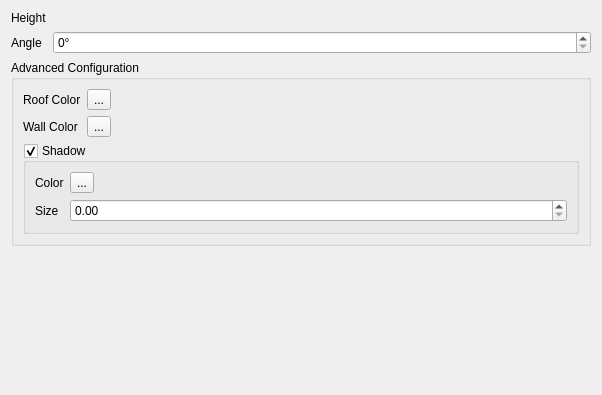
Above: src/ui/symbollayer/qgs25drendererwidgetbase.ui from qgis/QGIS before the change. Below: the same form after it.
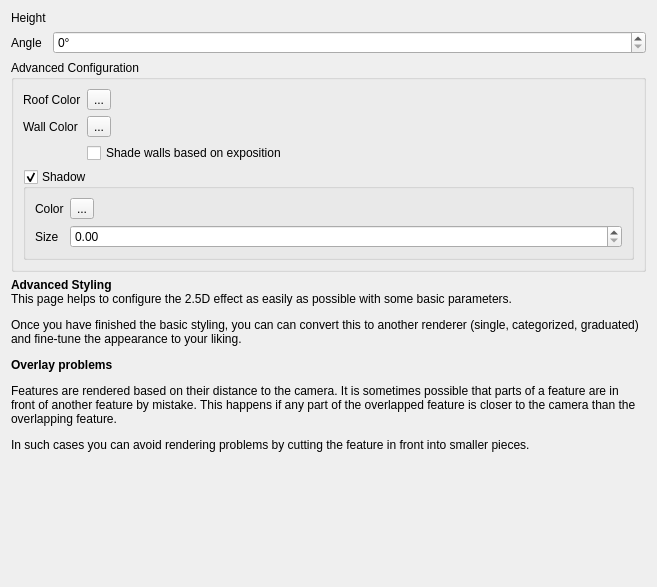
That is the form after the change. Custom widgets are drawn as their Qt base class.

Patch:
```diff
--- a/src/ui/symbollayer/qgs25drendererwidgetbase.ui
+++ b/src/ui/symbollayer/qgs25drendererwidgetbase.ui
@@ -6,8 +6,8 @@
    <rect>
     <x>0</x>
     <y>0</y>
-    <width>602</width>
-    <height>395</height>
+    <width>657</width>
+    <height>587</height>
    </rect>
   </property>
   <property name="windowTitle">
@@ -62,7 +62,7 @@
         </property>
        </widget>
       </item>
-      <item row="3" column="0" colspan="2">
+      <item row="4" column="0" colspan="2">
        <widget class="QGroupBox" name="mShadowEnabledWidget">
         <property name="title">
          <string>Shadow</string>
@@ -98,6 +98,13 @@
         </layout>
        </widget>
       </item>
+      <item row="3" column="1">
+       <widget class="QCheckBox" name="mWallExpositionShading">
+        <property name="text">
+         <string>Shade walls based on exposition</string>
+        </property>
+       </widget>
+      </item>
      </layout>
     </widget>
    </item>
@@ -114,6 +121,16 @@
      </property>
     </widget>
    </item>
+   <item row="3" column="0" colspan="2">
+    <widget class="QLabel" name="label_7">
+     <property name="text">
+      <string>&lt;html&gt;&lt;head/&gt;&lt;body&gt;&lt;p&gt;&lt;span style=&quot; font-weight:600;&quot;&gt;Advanced Styling&lt;/span&gt;&lt;br/&gt;This page helps to configure the 2.5D effect as easily as possible with some basic parameters.&lt;/p&gt;&lt;p&gt;Once you have finished the basic styling, you can can convert this to another renderer (single, categorized, graduated) and fine-tune the appearance to your liking.&lt;/p&gt;&lt;p&gt;&lt;span style=&quot; font-weight:600;&quot;&gt;Overlay problems&lt;/span&gt;&lt;/p&gt;&lt;p&gt;Features are rendered based on their distance to the camera. It is sometimes possible that parts of a feature are in front of another feature by mistake. This happens if any part of the overlapped feature is closer to the camera than the overlapping feature.&lt;/p&gt;&lt;p&gt;In such cases you can avoid rendering problems by cutting the feature in front into smaller pieces.&lt;/p&gt;&lt;/body&gt;&lt;/html&gt;</string>
+     </property>
+     <property name="wordWrap">
+      <bool>true</bool>
+     </property>
+    </widget>
+   </item>
   </layout>
  </widget>
  <customwidgets>
```
